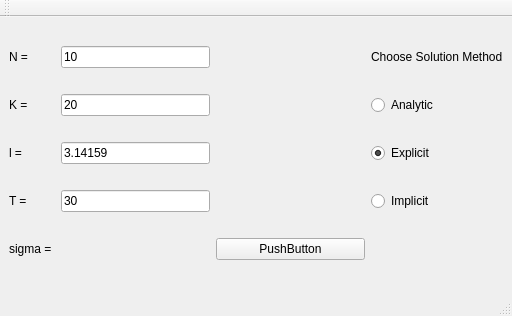
First picture: the form in numeric-methods-lab-5-6/UMF/hyperbolic_interface.ui, repository alexbakharew/NumericalMethods2, before the edit.
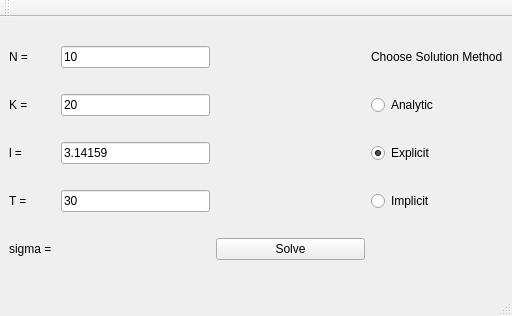
Second picture: the form after the edit.

What changed in the file:
```diff
--- a/numeric-methods-lab-5-6/UMF/hyperbolic_interface.ui
+++ b/numeric-methods-lab-5-6/UMF/hyperbolic_interface.ui
@@ -138,7 +138,7 @@
     <item row="5" column="2">
      <widget class="QPushButton" name="pushButton">
       <property name="text">
-       <string>PushButton</string>
+       <string>Solve</string>
       </property>
      </widget>
     </item>
```
